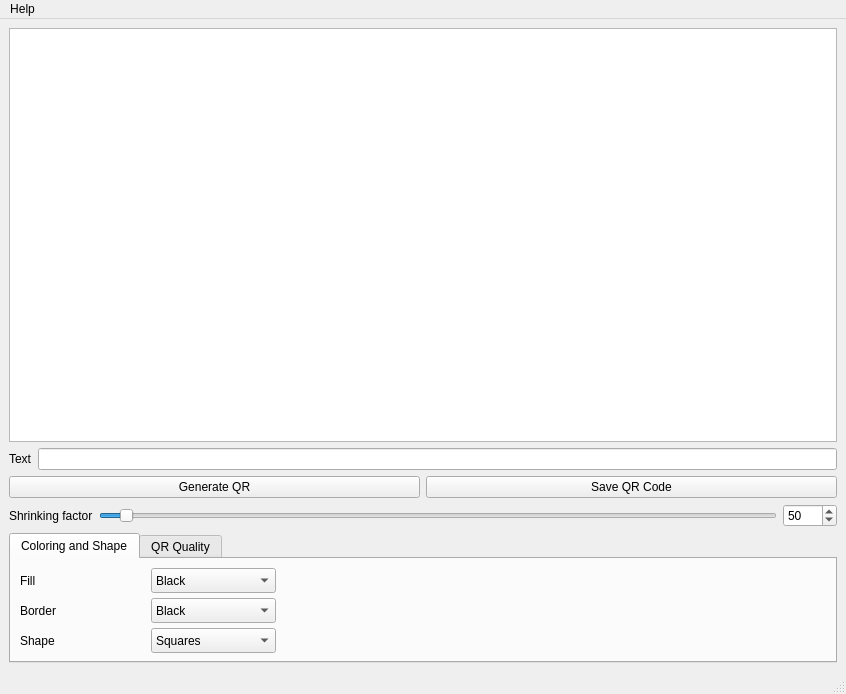
First picture: the form in src/mainwindow.ui, repository lluisalemanypuig/qr-encoder, before the edit.
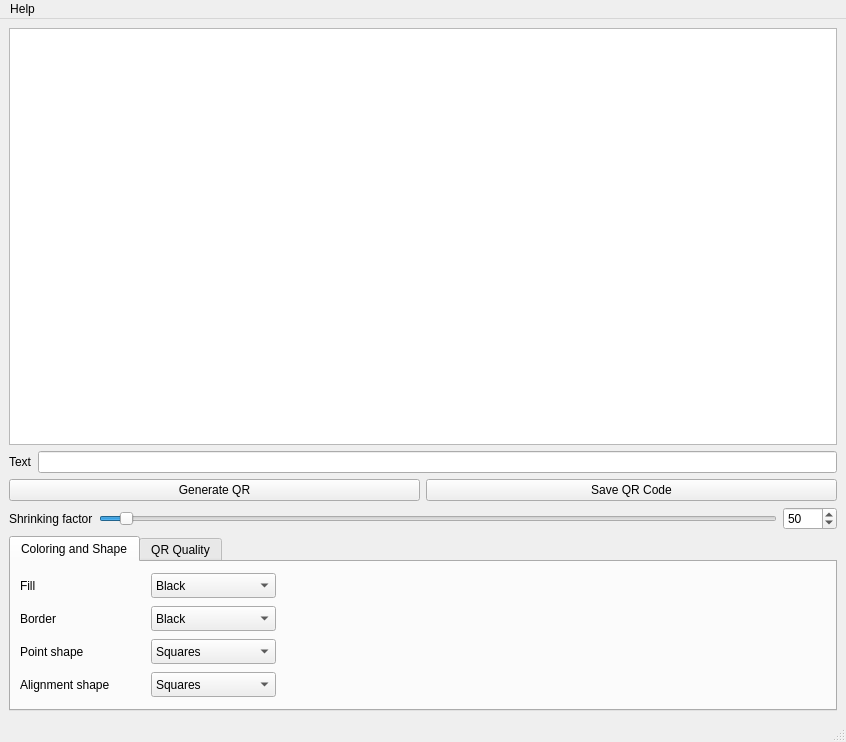
Second picture: the form after the edit. Custom widgets are drawn as their Qt base class.

Commit message: Decouple alignment pattern shape and point shape

Patch:
```diff
--- a/src/mainwindow.ui
+++ b/src/mainwindow.ui
@@ -7,7 +7,7 @@
     <x>0</x>
     <y>0</y>
     <width>846</width>
-    <height>694</height>
+    <height>742</height>
    </rect>
   </property>
   <property name="windowTitle">
@@ -125,7 +125,7 @@
       <property name="maximumSize">
        <size>
         <width>16777215</width>
-        <height>130</height>
+        <height>175</height>
        </size>
       </property>
       <property name="currentIndex">
@@ -400,7 +400,7 @@
              </size>
             </property>
             <property name="text">
-             <string>Shape</string>
+             <string>Point shape</string>
             </property>
            </widget>
           </item>
@@ -439,6 +439,56 @@
           </item>
          </layout>
         </item>
+        <item>
+         <layout class="QHBoxLayout" name="horizontalLayout_10">
+          <item>
+           <widget class="QLabel" name="label_8">
+            <property name="minimumSize">
+             <size>
+              <width>125</width>
+              <height>25</height>
+             </size>
+            </property>
+            <property name="text">
+             <string>Alignment shape</string>
+            </property>
+           </widget>
+          </item>
+          <item>
+           <widget class="QComboBox" name="alignmentPatternComboBox">
+            <property name="minimumSize">
+             <size>
+              <width>125</width>
+              <height>25</height>
+             </size>
+            </property>
+            <item>
+             <property name="text">
+              <string>Squares</string>
+             </property>
+            </item>
+            <item>
+             <property name="text">
+              <string>Circles</string>
+             </property>
+            </item>
+           </widget>
+          </item>
+          <item>
+           <spacer name="horizontalSpacer_6">
+            <property name="orientation">
+             <enum>Qt::Horizontal</enum>
+            </property>
+            <property name="sizeHint" stdset="0">
+             <size>
+              <width>40</width>
+              <height>20</height>
+             </size>
+            </property>
+           </spacer>
+          </item>
+         </layout>
+        </item>
        </layout>
       </widget>
       <widget class="QWidget" name="tab_2">
```
Left out of the diff: 31 changed lines with no effect on the pictures. The commit also changes 2 other files.
